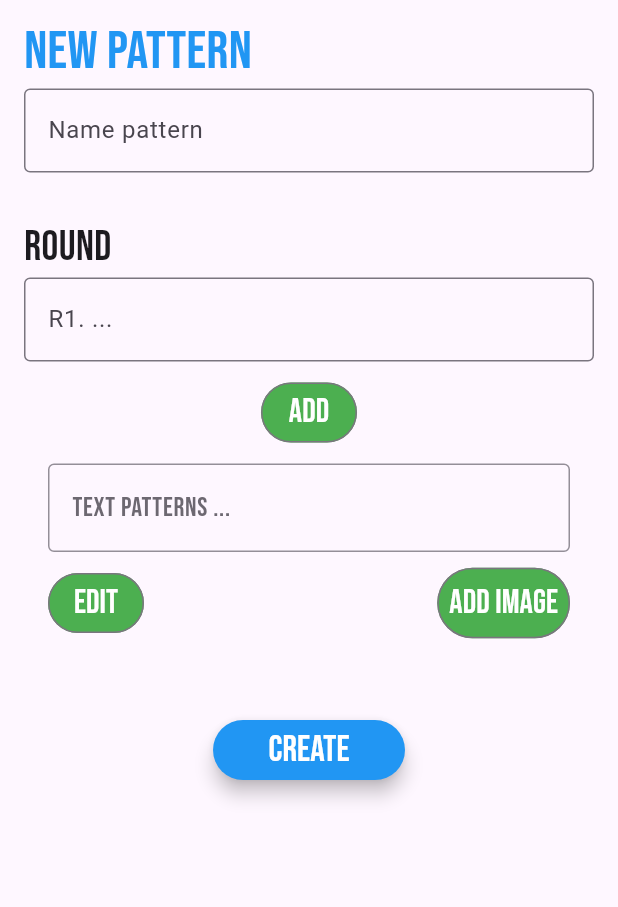
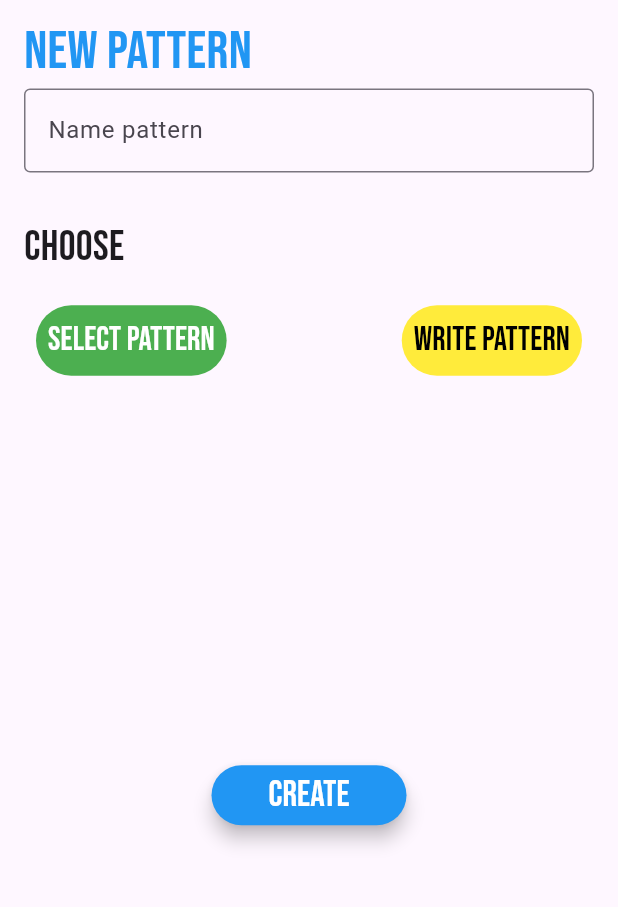
Before and after one commit to GonZev/crochapp, a Flutter app: the CreateProjectPage screen opened directly, on a phone screen of 412 x 824 dp, the part 81-988 px from its top. Run offline on Flutter 3.47's test engine with Material 2 defaults, Android fonts, the light colour scheme and no system bars; our stand-ins replace google_fonts, sqflite; missing offline and left inert: dart:ffi; accounts and stored records are empty.

Commit message:
feat(pages projects): new page to create project
add page to create project and page to choose create pattern or select pattern

```diff
--- a/lib/ui/project/create_project_page.dart
+++ b/lib/ui/project/create_project_page.dart
@@ -1,3 +1,5 @@
+import 'package:crochapp/ui/pattern/create_pattern_page.dart';
+import 'package:crochapp/ui/pattern/list_pattern_page.dart';
 import 'package:crochapp/ui/widgets/modal_message.dart';
 import 'package:flutter/material.dart';
 import 'package:google_fonts/google_fonts.dart';
@@ -65,7 +67,7 @@ class _CreateProjectPageState extends State<CreateProjectPage> {
                 ),
               ),
 
-              // NOTE: FIELD NAME PATTERN
+              // NOTE: FIELD NAME PROJECT
               TextField(
                 controller: nameTextFieldController,
                 textAlign: TextAlign.start,
@@ -85,113 +87,77 @@ class _CreateProjectPageState extends State<CreateProjectPage> {
               Align(
                 alignment: Alignment.centerLeft,
                 child: Text(
-                  'Round',
+                  'Choose',
                   style: GoogleFonts.bebasNeue(fontSize: 28),
                 ),
               ),
 
-              //NOTE: FIELD ADD ROUND
-              TextField(
-                controller: addRoundTextFieldController,
-                textAlign: TextAlign.start,
-                decoration: const InputDecoration(
-                  hintText: 'R1. ...',
-                  border: OutlineInputBorder(
-                    borderSide: BorderSide(
-                        color: Colors.blueAccent,
-                        width: 1.0,
-                        style: BorderStyle.solid),
-                  ),
-                ),
-              ),
               const SizedBox(height: 10),
-
-              //NOTE: BUTTON ADD ROUND
+              Padding(
+                padding: const EdgeInsets.all(8.0),
+                child: Row(
+                  mainAxisAlignment: MainAxisAlignment.spaceBetween,
+                  children: [
+                    //NOTE: BUTTON SELECT PATTERN
                     OutlinedButton(
                       onPressed: () {
-                  setState(() {
-                    patternTextFieldController.text = writeRound(
-                        addRoundTextFieldController,
-                        patternTextFieldController);
-                    addRoundTextFieldController.clear();
-                  });
+                        Navigator.push(
+                          context,
+                          MaterialPageRoute(
+                            builder: (context) => const ListPatternsPage(),
+                          ),
+                        );
                       },
                       style: OutlinedButton.styleFrom(
-                    elevation: 10.0,
+                          side: BorderSide.none,
                           backgroundColor: Colors.green,
-                    padding: const EdgeInsets.all(4)),
+                          padding: const EdgeInsets.all(8)),
                       child: Text(
-                  'ADD',
-                  style:
-                      GoogleFonts.bebasNeue(fontSize: 22, color: Colors.white),
-                ),
-              ),
-              const SizedBox(height: 10),
-              Padding(
-                padding: const EdgeInsets.symmetric(horizontal: 16.0),
-                child: Column(
-                  children: [
-                    Opacity(
-                      opacity: 0.8,
-                      child: TextField(
-                        controller: patternTextFieldController,
-                        minLines: 1,
-                        maxLines: 300,
-                        readOnly: false,
-                        style: GoogleFonts.bebasNeue(fontSize: 18),
-                        decoration: const InputDecoration(
-                          hintText: 'text patterns ... ',
-                          border: OutlineInputBorder(
-                            borderSide: BorderSide(
-                                color: Colors.grey,
-                                width: 1.0,
-                                style: BorderStyle.solid),
-                          ),
-                        ),
-                      ),
-                    ),
-                    const SizedBox(height: 10),
-                    Row(
-                        mainAxisAlignment: MainAxisAlignment.spaceBetween,
-                        children: [
-                          OutlinedButton(
-                            onPressed: () {},
-                            style: OutlinedButton.styleFrom(
-                                backgroundColor: Colors.green,
-                                padding: const EdgeInsets.all(4)),
-                            child: Text(
-                              'EDIT',
+                        'SELECT PATTERN',
                         style: GoogleFonts.bebasNeue(
                             fontSize: 22, color: Colors.white),
                       ),
                     ),
+
+                    //NOTE: BUTTON WRITE PATTERN
                     OutlinedButton(
-                            onPressed: () {},
+                      onPressed: () {
+                        Navigator.push(
+                          context,
+                          MaterialPageRoute(
+                            builder: (context) => const CreatePatternPage(),
+                          ),
+                        );
+                      },
                       style: OutlinedButton.styleFrom(
-                                elevation: 10.0,
-                                backgroundColor: Colors.green,
+                          side: BorderSide.none,
+                          backgroundColor: Colors.yellow,
                           padding: const EdgeInsets.all(8)),
                       child: Text(
-                              'ADD IMAGE',
+                        'WRITE PATTERN',
                         style: GoogleFonts.bebasNeue(
-                                  fontSize: 22, color: Colors.white),
+                            fontSize: 22, color: Colors.black),
                       ),
                     ),
-                        ]),
                   ],
                 ),
               ),
-              const SizedBox(
-                height: 50,
-              ),
+
+              LayoutBuilder(builder: (context, constraints) {
+                return SizedBox(
+                  height: MediaQuery.of(context).size.height * 0.3,
+                );
+              }),
 
               // NOTE: BTN CREATE
-              ElevatedButton(
+              Container(
+                alignment: Alignment.bottomCenter,
+                child: ElevatedButton(
                     onPressed: () {
                       if (nameTextFieldController.text.isEmpty ||
                           patternTextFieldController.text.isEmpty) {
                         modalMessage(context,
-                          'Name of pattern or Pattern should\'nt empty');
+                            'Name of project or pattern should\'nt empty');
                       } else {
                         //TODO: MAKE FUNCTION CREATE
                       }
@@ -199,12 +165,13 @@ class _CreateProjectPageState extends State<CreateProjectPage> {
                     style: ElevatedButton.styleFrom(
                         backgroundColor: Colors.blue,
                         elevation: 5,
-                      fixedSize: const Size(128.0, 40.0)),
+                        fixedSize: const Size(130.0, 40.0)),
                     child: Text(
                       'CREATE',
                       style: GoogleFonts.bebasNeue(
                           fontSize: 24, color: Colors.white),
-                  ))
+                    )),
+              )
             ],
           ),
         ),
```
Also changed, not shown: lib/ui/pattern/list_pattern_page.dart (renamed from lib/ui/project/project_page.dart, +17 -20 lines). Lines whose indentation alone changed are shown as unchanged.
